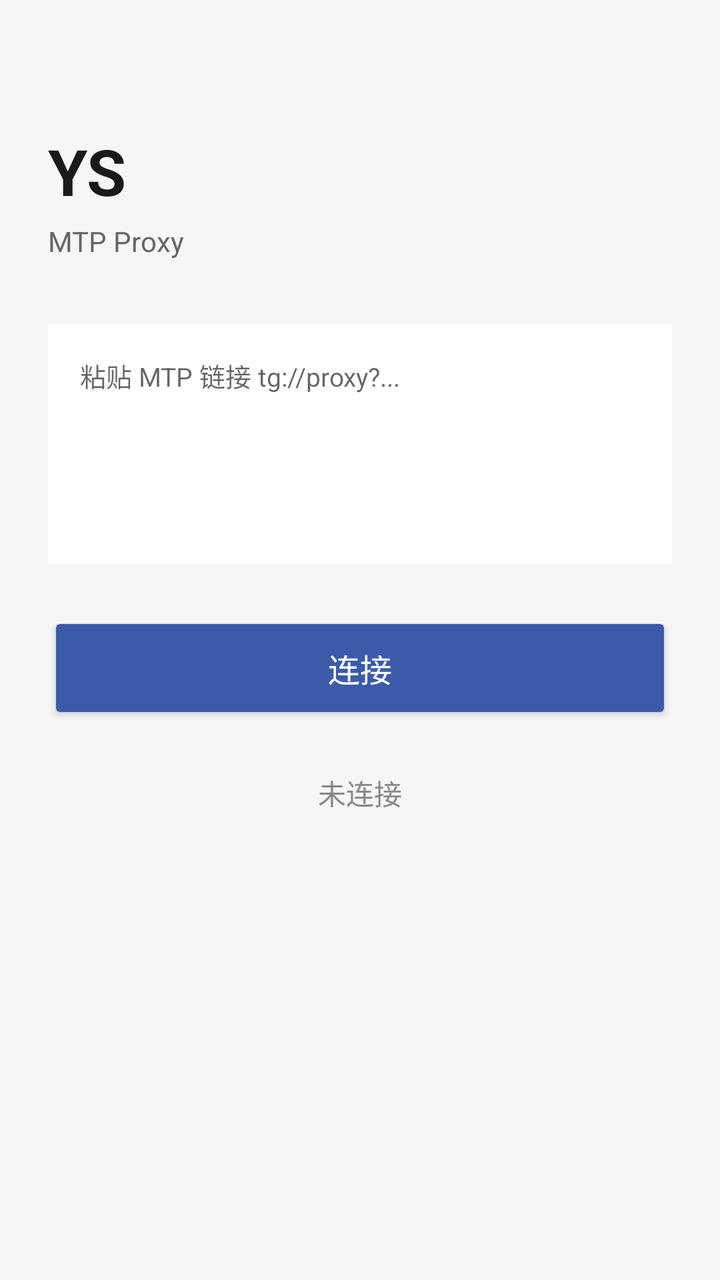
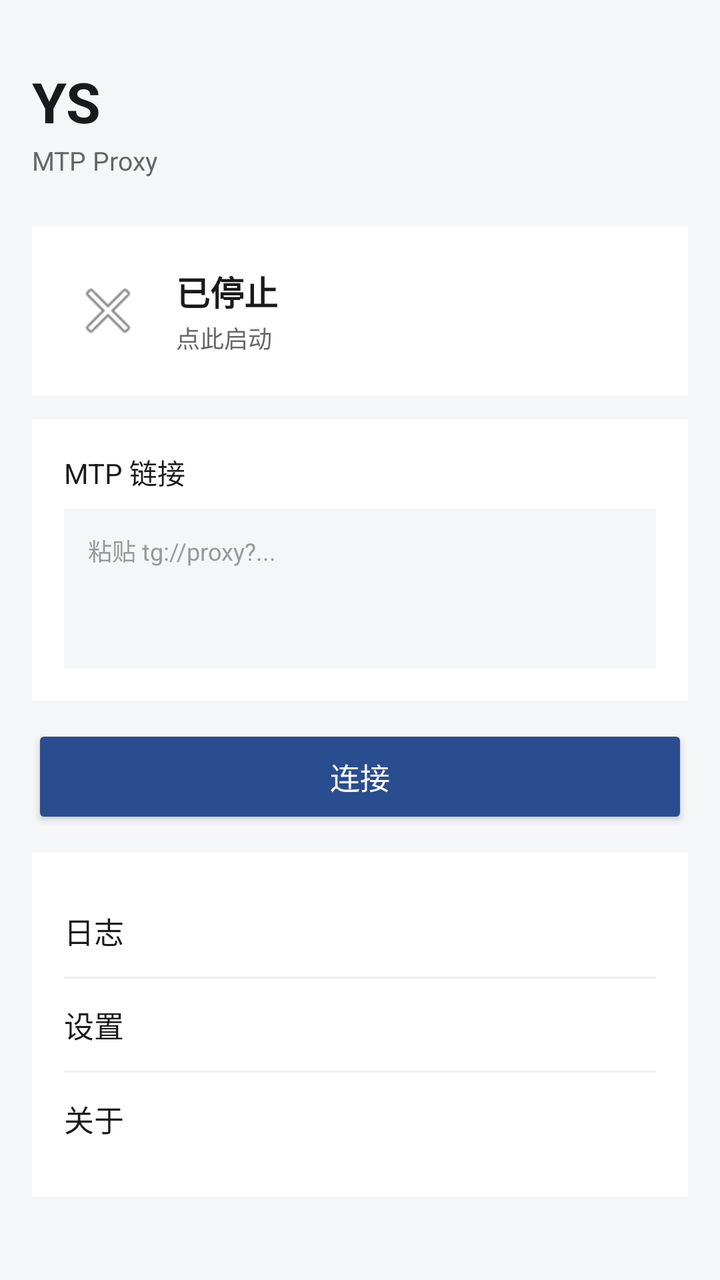

Compare the two renders of this Android layout. The source of the first and the diff that turns it into the second are given below.
<!-- AndroidManifest.xml: application theme Theme.YS -->
<!-- res/layout/activity_main.xml -->
<?xml version="1.0" encoding="utf-8"?>
<LinearLayout xmlns:android="http://schemas.android.com/apk/res/android"
    android:layout_width="match_parent"
    android:layout_height="match_parent"
    android:orientation="vertical"
    android:padding="24dp"
    android:background="#F5F6F8">

    <TextView
        android:layout_width="match_parent"
        android:layout_height="wrap_content"
        android:text="YS"
        android:textSize="32sp"
        android:textStyle="bold"
        android:textColor="#1A1A1A"
        android:layout_marginTop="40dp"/>

    <TextView
        android:layout_width="match_parent"
        android:layout_height="wrap_content"
        android:text="MTP Proxy"
        android:textSize="14sp"
        android:textColor="#666666"
        android:layout_marginTop="4dp"/>

    <EditText
        android:id="@+id/inputLink"
        android:layout_width="match_parent"
        android:layout_height="120dp"
        android:layout_marginTop="32dp"
        android:background="#FFFFFF"
        android:padding="16dp"
        android:gravity="top"
        android:hint="粘贴 MTP 链接 tg://proxy?..."
        android:textSize="13sp"
        android:inputType="textMultiLine"/>

    <Button
        android:id="@+id/btnConnect"
        android:layout_width="match_parent"
        android:layout_height="56dp"
        android:layout_marginTop="24dp"
        android:text="连接"
        android:textSize="16sp"
        android:textColor="#FFFFFF"
        android:backgroundTint="#3B5BA9"/>

    <TextView
        android:id="@+id/tvStatus"
        android:layout_width="match_parent"
        android:layout_height="wrap_content"
        android:layout_marginTop="24dp"
        android:text="未连接"
        android:textSize="14sp"
        android:gravity="center"
        android:textColor="#888888"/>
</LinearLayout>
<!-- resources referenced by this layout -->
<resources>
  <style name="Theme.YS" parent="Theme.AppCompat.DayNight.NoActionBar">
          <item name="colorPrimary">#3B5BA9</item>
          <item name="colorPrimaryDark">#2A4480</item>
          <item name="colorAccent">#3B5BA9</item>
          <item name="android:statusBarColor">#2A4480</item>
      </style>
</resources>

<!-- the commit's change to res/layout/activity_main.xml (unified diff, before → after) -->
@@ -1,57 +1,139 @@
 <?xml version="1.0" encoding="utf-8"?>
-<LinearLayout xmlns:android="http://schemas.android.com/apk/res/android"
+<ScrollView xmlns:android="http://schemas.android.com/apk/res/android"
     android:layout_width="match_parent"
     android:layout_height="match_parent"
-    android:orientation="vertical"
-    android:padding="24dp"
-    android:background="#F5F6F8">
+    android:background="#F5F6F8"
+    android:fillViewport="true">
 
-    <TextView
+    <LinearLayout
         android:layout_width="match_parent"
         android:layout_height="wrap_content"
-        android:text="YS"
-        android:textSize="32sp"
-        android:textStyle="bold"
-        android:textColor="#1A1A1A"
-        android:layout_marginTop="40dp"/>
+        android:orientation="vertical"
+        android:padding="16dp">
 
-    <TextView
-        android:layout_width="match_parent"
-        android:layout_height="wrap_content"
-        android:text="MTP Proxy"
-        android:textSize="14sp"
-        android:textColor="#666666"
-        android:layout_marginTop="4dp"/>
+        <TextView
+            android:layout_width="wrap_content"
+            android:layout_height="wrap_content"
+            android:text="YS"
+            android:textSize="28sp"
+            android:textStyle="bold"
+            android:textColor="#1A1A1A"
+            android:layout_marginTop="16dp"/>
 
-    <EditText
-        android:id="@+id/inputLink"
-        android:layout_width="match_parent"
-        android:layout_height="120dp"
-        android:layout_marginTop="32dp"
-        android:background="#FFFFFF"
-        android:padding="16dp"
-        android:gravity="top"
-        android:hint="粘贴 MTP 链接 tg://proxy?..."
-        android:textSize="13sp"
-        android:inputType="textMultiLine"/>
+        <TextView
+            android:layout_width="wrap_content"
+            android:layout_height="wrap_content"
+            android:text="MTP Proxy"
+            android:textSize="13sp"
+            android:textColor="#666666"
+            android:layout_marginTop="2dp"
+            android:layout_marginBottom="24dp"/>
 
-    <Button
-        android:id="@+id/btnConnect"
-        android:layout_width="match_parent"
-        android:layout_height="56dp"
-        android:layout_marginTop="24dp"
-        android:text="连接"
-        android:textSize="16sp"
-        android:textColor="#FFFFFF"
-        android:backgroundTint="#3B5BA9"/>
+        <LinearLayout
+            android:id="@+id/statusCard"
+            android:layout_width="match_parent"
+            android:layout_height="wrap_content"
+            android:orientation="horizontal"
+            android:gravity="center_vertical"
+            android:background="#FFFFFF"
+            android:padding="20dp"
+            android:layout_marginBottom="12dp">
 
-    <TextView
-        android:id="@+id/tvStatus"
-        android:layout_width="match_parent"
-        android:layout_height="wrap_content"
-        android:layout_marginTop="24dp"
-        android:text="未连接"
-        android:textSize="14sp"
-        android:gravity="center"
-        android:textColor="#888888"/>
-</LinearLayout>
+            <ImageView
+                android:id="@+id/statusIcon"
+                android:layout_width="36dp"
+                android:layout_height="36dp"
+                android:src="@android:drawable/ic_menu_close_clear_cancel"
+                android:layout_marginEnd="16dp"/>
+
+            <LinearLayout
+                android:layout_width="0dp"
+                android:layout_height="wrap_content"
+                android:layout_weight="1"
+                android:orientation="vertical">
+
+                <TextView
+                    android:id="@+id/statusText"
+                    android:layout_width="wrap_content"
+                    android:layout_height="wrap_content"
+                    android:text="已停止"
+                    android:textSize="17sp"
+                    android:textStyle="bold"
+                    android:textColor="#1A1A1A"/>
+
+                <TextView
+                    android:id="@+id/statusSub"
+                    android:layout_width="wrap_content"
+                    android:layout_height="wrap_content"
+                    android:text="点此启动"
+                    android:textSize="12sp"
+                    android:textColor="#666666"
+                    android:layout_marginTop="2dp"/>
+            </LinearLayout>
+        </LinearLayout>
+
+        <LinearLayout
+            android:layout_width="match_parent"
+            android:layout_height="wrap_content"
+            android:orientation="vertical"
+            android:background="#FFFFFF"
+            android:padding="16dp"
+            android:layout_marginBottom="12dp">
+
+            <TextView
+                android:layout_width="wrap_content"
+                android:layout_height="wrap_content"
+                android:text="MTP 链接"
+                android:textSize="14sp"
+                android:textColor="#1A1A1A"
+                android:layout_marginBottom="8dp"/>
+
+            <EditText
+                android:id="@+id/inputLink"
+                android:layout_width="match_parent"
+                android:layout_height="80dp"
+                android:background="#F5F6F8"
+                android:padding="12dp"
+                android:gravity="top"
+                android:hint="粘贴 tg://proxy?..."
+                android:textSize="12sp"
+                android:textColorHint="#999999"
+                android:inputType="textMultiLine"/>
+        </LinearLayout>
+
+        <Button
+            android:id="@+id/btnConnect"
+            android:layout_width="match_parent"
+            android:layout_height="52dp"
+            android:text="连接"
+            android:textSize="15sp"
+            android:textColor="#FFFFFF"
+            android:backgroundTint="#2A4D8F"
+            android:layout_marginBottom="12dp"/>
+
+        <LinearLayout
+            android:layout_width="match_parent"
+            android:layout_height="wrap_content"
+            android:orientation="vertical"
+            android:background="#FFFFFF"
+            android:padding="16dp">
+
+            <TextView android:layout_width="match_parent" android:layout_height="wrap_content"
+                android:text="日志" android:textSize="15sp" android:textColor="#1A1A1A"
+                android:paddingTop="12dp" android:paddingBottom="12dp"/>
+
+            <View android:layout_width="match_parent" android:layout_height="1dp" android:background="#EEEEEE"/>
+
+            <TextView android:layout_width="match_parent" android:layout_height="wrap_content"
+                android:text="设置" android:textSize="15sp" android:textColor="#1A1A1A"
+                android:paddingTop="12dp" android:paddingBottom="12dp"/>
+
+            <View android:layout_width="match_parent" android:layout_height="1dp" android:background="#EEEEEE"/>
+
+            <TextView android:layout_width="match_parent" android:layout_height="wrap_content"
+                android:text="关于" android:textSize="15sp" android:textColor="#1A1A1A"
+                android:paddingTop="12dp" android:paddingBottom="12dp"/>
+        </LinearLayout>
+
+    </LinearLayout>
+</ScrollView>
<!-- resource entries referenced after the edit -->
@@ -1,10 +1,5 @@
 <!-- resources referenced by this layout -->
 <resources>
-  <style name="Theme.YS" parent="Theme.AppCompat.DayNight.NoActionBar">
-          <item name="colorPrimary">#3B5BA9</item>
-          <item name="colorPrimaryDark">#2A4480</item>
-          <item name="colorAccent">#3B5BA9</item>
-          <item name="android:statusBarColor">#2A4480</item>
-      </style>
+
 </resources>
 
